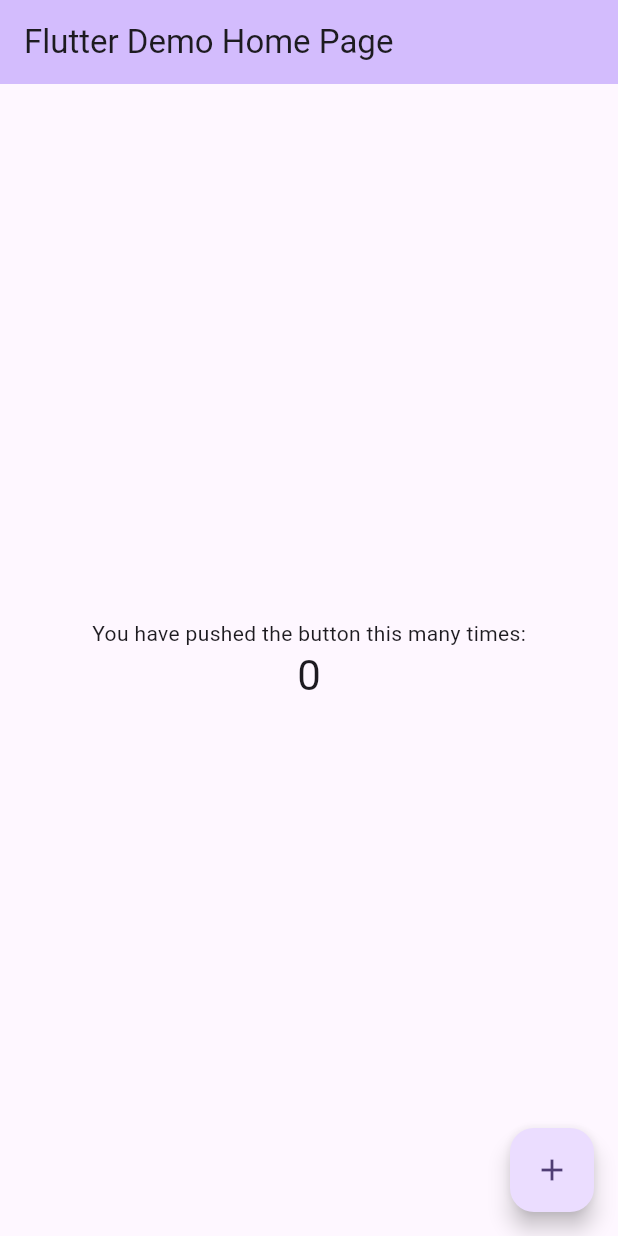
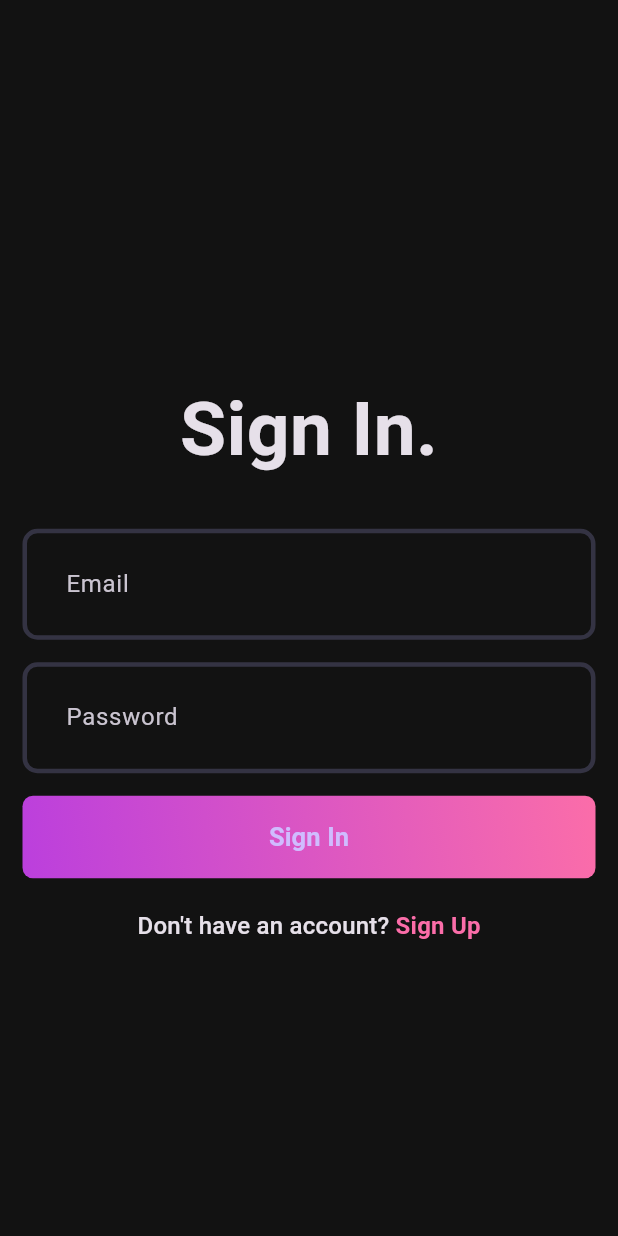
Before and after one commit to muntazir143/music_player_app, a Flutter app: the screen it shows after launch, on a phone screen of 412 x 824 dp. Run offline on Flutter 3.47's test engine with Material 3 defaults, Android fonts, the phone set to English and light mode, and no system bars.

Commit message:
auth pages

```diff
--- /dev/null
+++ b/lib/core/theme/app_pallete.dart
@@ -0,0 +1,20 @@
+import 'package:flutter/material.dart';
+
+class Pallete {
+  static const cardColor = Color.fromRGBO(30, 30, 30, 1);
+  static const greenColor = Colors.green;
+  static const subtitleText = Color(0xffa7a7a7);
+  static const inactiveBottomBarItemColor = Color(0xffababab);
+
+  static const Color backgroundColor = Color.fromRGBO(18, 18, 18, 1);
+  static const Color gradient1 = Color.fromRGBO(187, 63, 221, 1);
+  static const Color gradient2 = Color.fromRGBO(251, 109, 169, 1);
+  static const Color gradient3 = Color.fromRGBO(255, 159, 124, 1);
+  static const Color borderColor = Color.fromRGBO(52, 51, 67, 1);
+  static const Color whiteColor = Colors.white;
+  static const Color greyColor = Colors.grey;
+  static const Color errorColor = Colors.redAccent;
+  static const Color transparentColor = Colors.transparent;
+
+  static const Color inactiveSeekColor = Colors.white38;
+}
--- /dev/null
+++ b/lib/core/theme/theme.dart
@@ -0,0 +1,21 @@
+import 'package:flutter/material.dart';
+import 'package:music_player_app/core/theme/app_pallete.dart';
+
+class AppTheme {
+  static OutlineInputBorder _border(Color color) => OutlineInputBorder(
+        borderSide: BorderSide(
+          color: color,
+          width: 3,
+        ),
+        borderRadius: BorderRadius.circular(10),
+      );
+
+  static final darkThemeMode = ThemeData.dark().copyWith(
+    scaffoldBackgroundColor: Pallete.backgroundColor,
+    inputDecorationTheme: InputDecorationTheme(
+      contentPadding: const EdgeInsets.all(25),
+      enabledBorder: _border(Pallete.borderColor),
+      focusedBorder: _border(Pallete.gradient2),
+    ),
+  );
+}
--- /dev/null
+++ b/lib/features/auth/view/pages/login_page.dart
@@ -0,0 +1,91 @@
+import 'package:flutter/material.dart';
+import 'package:music_player_app/core/theme/app_pallete.dart';
+import 'package:music_player_app/features/auth/view/widgets/auth_gradient_button.dart';
+import 'package:music_player_app/features/auth/view/widgets/custom_field.dart';
+
+class LoginPage extends StatefulWidget {
+  const LoginPage({super.key});
+
+  @override
+  State<LoginPage> createState() => _LoginPageState();
+}
+
+class _LoginPageState extends State<LoginPage> {
+  final emailController = TextEditingController();
+  final passwordController = TextEditingController();
+  final formKey = GlobalKey<FormState>();
+
+  @override
+  void dispose() {
+    emailController.dispose();
+    passwordController.dispose();
+    super.dispose();
+  }
+
+  @override
+  Widget build(BuildContext context) {
+    return Scaffold(
+      appBar: AppBar(
+        backgroundColor: Pallete.transparentColor,
+      ),
+      body: Padding(
+        padding: const EdgeInsets.all(15.0),
+        child: Form(
+          key: formKey,
+          child: Column(
+            mainAxisAlignment: MainAxisAlignment.center,
+            children: [
+              const Text(
+                "Sign In.",
+                style: TextStyle(
+                  fontSize: 50,
+                  fontWeight: FontWeight.bold,
+                ),
+              ),
+              const SizedBox(
+                height: 30,
+              ),
+              CustomField(
+                hintText: "Email",
+                controller: emailController,
+              ),
+              const SizedBox(
+                height: 15,
+              ),
+              CustomField(
+                hintText: "Password",
+                controller: passwordController,
+                isObscureText: true,
+              ),
+              const SizedBox(
+                height: 15,
+              ),
+              AuthGradientButton(
+                text: "Sign In",
+                onPressed: () {},
+              ),
+              const SizedBox(
+                height: 20,
+              ),
+              RichText(
+                text: TextSpan(
+                  text: "Don't have an account? ",
+                  style: Theme.of(context).textTheme.titleMedium,
+                  children: const [
+                    TextSpan(
+                      text: "Sign Up",
+                      style: TextStyle(
+                        color: Pallete.gradient2,
+                        fontWeight: FontWeight.bold,
+                      ),
+                    ),
+                  ],
+                ),
+              ),
+            ],
+          ),
+        ),
+      ),
+    );
+  }
+}
--- /dev/null
+++ b/lib/features/auth/view/widgets/auth_gradient_button.dart
@@ -0,0 +1,41 @@
+import 'package:flutter/material.dart';
+import 'package:music_player_app/core/theme/app_pallete.dart';
+
+class AuthGradientButton extends StatelessWidget {
+  final String text;
+  final VoidCallback onPressed;
+  const AuthGradientButton(
+      {super.key, required this.text, required this.onPressed});
+
+  @override
+  Widget build(BuildContext context) {
+    return Container(
+      decoration: BoxDecoration(
+        gradient: const LinearGradient(
+          colors: [
+            Pallete.gradient1,
+            Pallete.gradient2,
+          ],
+          begin: Alignment.bottomLeft,
+          end: Alignment.topRight,
+        ),
+        borderRadius: BorderRadius.circular(7),
+      ),
+      child: ElevatedButton(
+        style: ElevatedButton.styleFrom(
+          fixedSize: const Size(395, 55),
+          backgroundColor: Pallete.transparentColor,
+          shadowColor: Pallete.transparentColor,
+        ),
+        onPressed: onPressed,
+        child: Text(
+          text,
+          style: const TextStyle(
+            fontSize: 17,
+            fontWeight: FontWeight.w600,
+          ),
+        ),
+      ),
+    );
+  }
+}
--- /dev/null
+++ b/lib/features/auth/view/widgets/custom_field.dart
@@ -0,0 +1,29 @@
+import 'package:flutter/material.dart';
+
+class CustomField extends StatelessWidget {
+  final String hintText;
+  final TextEditingController controller;
+  final bool isObscureText;
+  const CustomField(
+      {super.key,
+      required this.hintText,
+      required this.controller,
+      this.isObscureText = false});
+
+  @override
+  Widget build(BuildContext context) {
+    return TextFormField(
+      controller: controller,
+      decoration: InputDecoration(
+        hintText: hintText,
+      ),
+      obscureText: isObscureText,
+      validator: (val) {
+        if (val!.trim().isEmpty) {
+          return "$hintText is missing!";
+        }
+        return null;
+      },
+    );
+  }
+}
--- a/lib/main.dart
+++ b/lib/main.dart
@@ -1,4 +1,6 @@
 import 'package:flutter/material.dart';
+import 'package:music_player_app/core/theme/theme.dart';
+import 'package:music_player_app/features/auth/view/pages/login_page.dart';
 
 void main() {
   runApp(const MyApp());
@@ -7,119 +9,12 @@ void main() {
 class MyApp extends StatelessWidget {
   const MyApp({super.key});
 
-  // This widget is the root of your application.
   @override
   Widget build(BuildContext context) {
     return MaterialApp(
       title: 'Flutter Demo',
-      theme: ThemeData(
-        // This is the theme of your application.
-        //
-        // TRY THIS: Try running your application with "flutter run". You'll see
-        // the application has a purple toolbar. Then, without quitting the app,
-        // try changing the seedColor in the colorScheme below to Colors.green
-        // and then invoke "hot reload" (save your changes or press the "hot
-        // reload" button in a Flutter-supported IDE, or press "r" if you used
-        // the command line to start the app).
-        //
-        // Notice that the counter didn't reset back to zero; the application
-        // state is not lost during the reload. To reset the state, use hot
-        // restart instead.
-        //
-        // This works for code too, not just values: Most code changes can be
-        // tested with just a hot reload.
-        colorScheme: ColorScheme.fromSeed(seedColor: Colors.deepPurple),
-        useMaterial3: true,
-      ),
-      home: const MyHomePage(title: 'Flutter Demo Home Page'),
+      theme: AppTheme.darkThemeMode,
+      home: const LoginPage(),
     );
   }
 }
-
-class MyHomePage extends StatefulWidget {
-  const MyHomePage({super.key, required this.title});
-
-  // This widget is the home page of your application. It is stateful, meaning
-  // that it has a State object (defined below) that contains fields that affect
-  // how it looks.
-
-  // This class is the configuration for the state. It holds the values (in this
-  // case the title) provided by the parent (in this case the App widget) and
-  // used by the build method of the State. Fields in a Widget subclass are
-  // always marked "final".
-
-  final String title;
-
-  @override
-  State<MyHomePage> createState() => _MyHomePageState();
-}
-
-class _MyHomePageState extends State<MyHomePage> {
-  int _counter = 0;
-
-  void _incrementCounter() {
-    setState(() {
-      // This call to setState tells the Flutter framework that something has
-      // changed in this State, which causes it to rerun the build method below
-      // so that the display can reflect the updated values. If we changed
-      // _counter without calling setState(), then the build method would not be
-      // called again, and so nothing would appear to happen.
-      _counter++;
-    });
-  }
-
-  @override
-  Widget build(BuildContext context) {
-    // This method is rerun every time setState is called, for instance as done
-    // by the _incrementCounter method above.
-    //
-    // The Flutter framework has been optimized to make rerunning build methods
-    // fast, so that you can just rebuild anything that needs updating rather
-    // than having to individually change instances of widgets.
-    return Scaffold(
-      appBar: AppBar(
-        // TRY THIS: Try changing the color here to a specific color (to
-        // Colors.amber, perhaps?) and trigger a hot reload to see the AppBar
-        // change color while the other colors stay the same.
-        backgroundColor: Theme.of(context).colorScheme.inversePrimary,
-        // Here we take the value from the MyHomePage object that was created by
-        // the App.build method, and use it to set our appbar title.
-        title: Text(widget.title),
-      ),
-      body: Center(
-        // Center is a layout widget. It takes a single child and positions it
-        // in the middle of the parent.
-        child: Column(
-          // Column is also a layout widget. It takes a list of children and
-          // arranges them vertically. By default, it sizes itself to fit its
-          // children horizontally, and tries to be as tall as its parent.
-          //
-          // Column has various properties to control how it sizes itself and
-          // how it positions its children. Here we use mainAxisAlignment to
-          // center the children vertically; the main axis here is the vertical
-          // axis because Columns are vertical (the cross axis would be
-          // horizontal).
-          //
-          // TRY THIS: Invoke "debug painting" (choose the "Toggle Debug Paint"
-          // action in the IDE, or press "p" in the console), to see the
-          // wireframe for each widget.
-          mainAxisAlignment: MainAxisAlignment.center,
-          children: <Widget>[
-            const Text(
-              'You have pushed the button this many times:',
-            ),
-            Text(
-              '$_counter',
-              style: Theme.of(context).textTheme.headlineMedium,
-            ),
-          ],
-        ),
-      ),
-      floatingActionButton: FloatingActionButton(
-        onPressed: _incrementCounter,
-        tooltip: 'Increment',
-        child: const Icon(Icons.add),
-      ), // This trailing comma makes auto-formatting nicer for build methods.
-    );
-  }
-}
```
Also changed, not shown: lib/features/auth/view/pages/signup_page.dart (added, +100 -0 lines).
